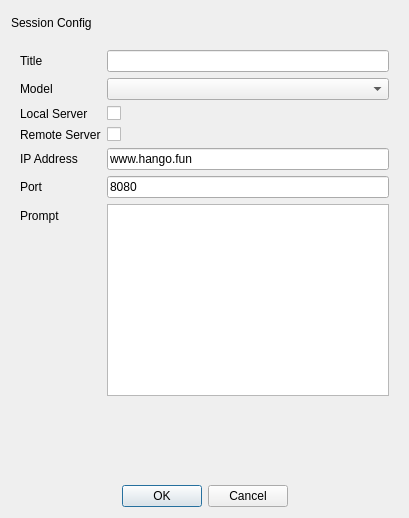
Above: src/home_page/NewSessionDialog.ui from hanjingo/rag-qt before the change. Below: the same form after it.
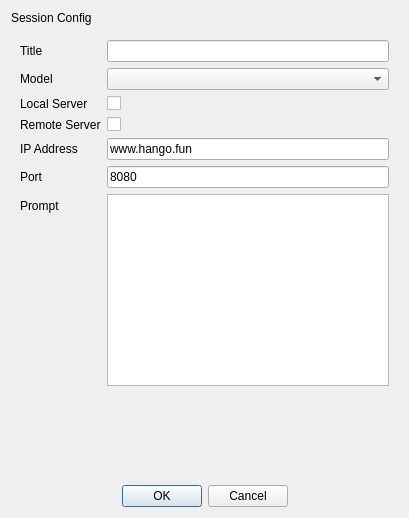
That is the form after the change.

What changed in the file:
```diff
--- a/src/home_page/NewSessionDialog.ui
+++ b/src/home_page/NewSessionDialog.ui
@@ -19,13 +19,13 @@
      <property name="minimumSize">
       <size>
        <width>0</width>
-       <height>24</height>
+       <height>0</height>
       </size>
      </property>
      <property name="maximumSize">
       <size>
        <width>16777215</width>
-       <height>24</height>
+       <height>16777215</height>
       </size>
      </property>
      <property name="text">
@@ -63,14 +63,7 @@
        </widget>
       </item>
       <item row="1" column="1">
-       <widget class="QComboBox" name="comboModel">
-        <property name="minimumSize">
-         <size>
-          <width>200</width>
-          <height>0</height>
-         </size>
-        </property>
-       </widget>
+       <widget class="QComboBox" name="comboModel"/>
       </item>
       <item row="2" column="0">
        <widget class="QLabel" name="lblLocalServer">
```
